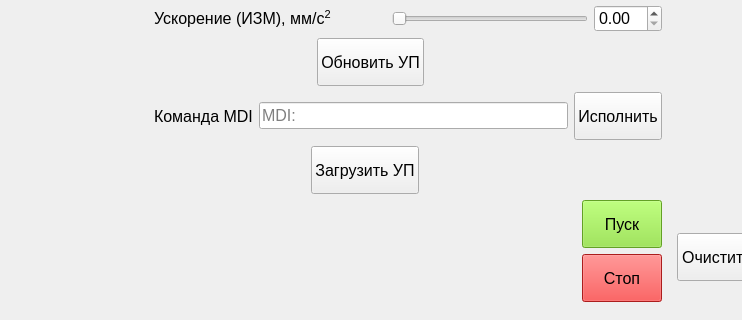
Above: BallScrewVCP3.ui from Ornstein89/BallScrewControl_QtVCP before the change; both pictures show x 0 to 742 and y 571 to 891 of the 1193 by 891 pixel window. Below: the same form after it.
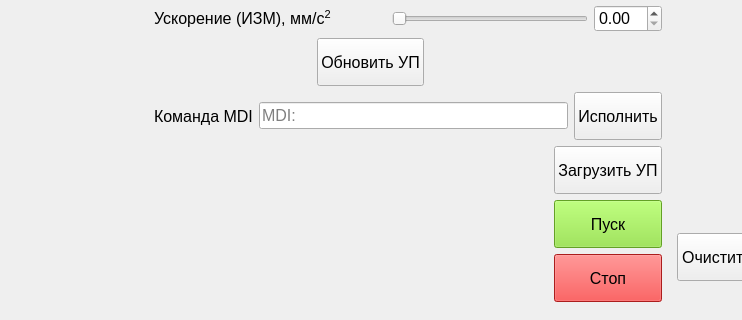
That is the form after the change. The open tabs and pages were chosen to show the change. Icons and pictures are not drawn. Custom widgets are drawn as their Qt base class.

Diff of the .ui file:
```diff
--- a/BallScrewVCP3.ui
+++ b/BallScrewVCP3.ui
@@ -625,37 +625,7 @@
           </item>
           <item>
            <layout class="QGridLayout" name="gridLayout_15">
-            <item row="0" column="0" alignment="Qt::AlignHCenter">
-             <widget class="QPushButton" name="btnLoadGCode33">
-              <property name="layoutDirection">
-               <enum>Qt::LeftToRight</enum>
-              </property>
-              <property name="text">
-               <string>Загрузить УП</string>
-              </property>
-             </widget>
-            </item>
-            <item row="1" column="1">
-             <widget class="QPushButton" name="btnProgram_Run33">
-              <property name="styleSheet">
-               <string notr="true">background-color: rgb(138, 226, 52);</string>
-              </property>
-              <property name="text">
-               <string>Пуск</string>
-              </property>
-              <property name="icon">
-               <iconset>
-                <normaloff>resources/play.png</normaloff>resources/play.png</iconset>
-              </property>
-              <property name="iconSize">
-               <size>
-                <width>36</width>
-                <height>36</height>
-               </size>
-              </property>
-             </widget>
-            </item>
-            <item row="2" column="1">
+            <item row="3" column="1">
              <widget class="QPushButton" name="btnProgram_Stop33">
               <property name="styleSheet">
                <string notr="true">background-color: rgb(239, 41, 41);</string>
@@ -675,7 +645,37 @@
               </property>
              </widget>
             </item>
-            <item row="1" column="0" rowspan="2">
+            <item row="2" column="1">
+             <widget class="QPushButton" name="btnProgram_Run33">
+              <property name="styleSheet">
+               <string notr="true">background-color: rgb(138, 226, 52);</string>
+              </property>
+              <property name="text">
+               <string>Пуск</string>
+              </property>
+              <property name="icon">
+               <iconset>
+                <normaloff>resources/play.png</normaloff>resources/play.png</iconset>
+              </property>
+              <property name="iconSize">
+               <size>
+                <width>36</width>
+                <height>36</height>
+               </size>
+              </property>
+             </widget>
+            </item>
+            <item row="1" column="1">
+             <widget class="QPushButton" name="btnLoadGCode33">
+              <property name="layoutDirection">
+               <enum>Qt::LeftToRight</enum>
+              </property>
+              <property name="text">
+               <string>Загрузить УП</string>
+              </property>
+             </widget>
+            </item>
+            <item row="1" column="0" rowspan="3">
              <widget class="GcodeEditor" name="gcode_editor33">
               <property name="sizePolicy">
                <sizepolicy hsizetype="Expanding" vsizetype="Expanding">
```
Left out of the diff: 23 changed lines with no effect on the pictures.
